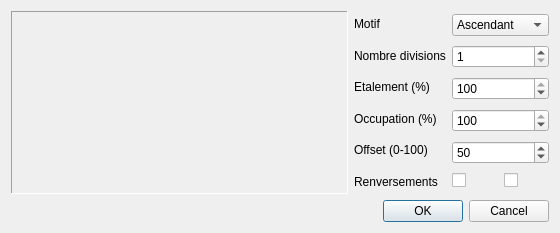
The window that trunk/tools/dialog_space.ui (davy7125/polyphone) describes before a commit, drawn with Qt 5.
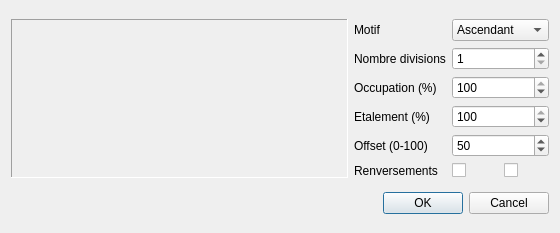
The same window after the commit. Icons and pictures are not drawn. Custom widgets are drawn as their Qt base class.

Patch:
```diff
--- a/trunk/tools/dialog_space.ui
+++ b/trunk/tools/dialog_space.ui
@@ -56,7 +56,7 @@
         <item>
          <widget class="GraphSpace" name="grapheSpace" native="true">
           <property name="sizePolicy">
-           <sizepolicy hsizetype="Minimum" vsizetype="Preferred">
+           <sizepolicy hsizetype="Expanding" vsizetype="Preferred">
             <horstretch>0</horstretch>
             <verstretch>0</verstretch>
            </sizepolicy>
@@ -67,111 +67,106 @@
       </widget>
      </item>
      <item>
-      <widget class="QFrame" name="frame_2">
-       <property name="sizePolicy">
-        <sizepolicy hsizetype="Maximum" vsizetype="Preferred">
-         <horstretch>0</horstretch>
-         <verstretch>0</verstretch>
-        </sizepolicy>
-       </property>
-       <property name="frameShape">
-        <enum>QFrame::NoFrame</enum>
-       </property>
-       <property name="frameShadow">
-        <enum>QFrame::Raised</enum>
-       </property>
-       <layout class="QVBoxLayout" name="verticalLayout_2">
-        <property name="margin">
-         <number>0</number>
-        </property>
-        <item>
-         <widget class="QLabel" name="label">
-          <property name="text">
-           <string>&lt;html&gt;&lt;head/&gt;&lt;body&gt;&lt;p&gt;Motif&lt;/p&gt;&lt;/body&gt;&lt;/html&gt;</string>
-          </property>
-         </widget>
-        </item>
-        <item>
-         <widget class="QLabel" name="label_2">
-          <property name="text">
-           <string>Nombre divisions</string>
-          </property>
-         </widget>
-        </item>
-        <item>
-         <widget class="QLabel" name="label_3">
-          <property name="text">
-           <string>Etalement (%)</string>
-          </property>
-         </widget>
-        </item>
-        <item>
+      <layout class="QGridLayout" name="gridLayout">
+       <item row="2" column="0">
          <widget class="QLabel" name="label_4">
           <property name="text">
            <string>Occupation (%)</string>
           </property>
          </widget>
         </item>
-        <item>
+       <item row="5" column="1">
+        <widget class="QCheckBox" name="checkSens">
+         <property name="maximumSize">
+          <size>
+           <width>40</width>
+           <height>16777215</height>
+          </size>
+         </property>
+         <property name="text">
+          <string/>
+         </property>
+        </widget>
+       </item>
+       <item row="0" column="0">
+        <widget class="QLabel" name="label">
+         <property name="text">
+          <string>&lt;html&gt;&lt;head/&gt;&lt;body&gt;&lt;p&gt;Motif&lt;/p&gt;&lt;/body&gt;&lt;/html&gt;</string>
+         </property>
+        </widget>
+       </item>
+       <item row="4" column="0">
          <widget class="QLabel" name="label_5">
           <property name="text">
            <string>Offset (0-100)</string>
           </property>
          </widget>
         </item>
-        <item>
+       <item row="1" column="0">
+        <widget class="QLabel" name="label_2">
+         <property name="text">
+          <string>Nombre divisions</string>
+         </property>
+        </widget>
+       </item>
+       <item row="5" column="0">
          <widget class="QLabel" name="label_6">
           <property name="text">
            <string>Renversements</string>
           </property>
          </widget>
         </item>
-       </layout>
-      </widget>
-     </item>
-     <item>
-      <widget class="QFrame" name="frame">
-       <property name="sizePolicy">
-        <sizepolicy hsizetype="Maximum" vsizetype="Preferred">
-         <horstretch>0</horstretch>
-         <verstretch>0</verstretch>
-        </sizepolicy>
-       </property>
-       <property name="frameShape">
-        <enum>QFrame::NoFrame</enum>
-       </property>
-       <property name="frameShadow">
-        <enum>QFrame::Raised</enum>
-       </property>
-       <layout class="QVBoxLayout" name="verticalLayout_3">
-        <property name="margin">
-         <number>0</number>
-        </property>
-        <item>
-         <widget class="QComboBox" name="comboMotif">
-          <item>
+       <item row="3" column="0">
+        <widget class="QLabel" name="label_3">
+         <property name="text">
+          <string>Etalement (%)</string>
+         </property>
+        </widget>
+       </item>
+       <item row="5" column="2">
+        <widget class="QCheckBox" name="checkSens2">
+         <property name="maximumSize">
+          <size>
+           <width>40</width>
+           <height>16777215</height>
+          </size>
+         </property>
            <property name="text">
-            <string>Ascendant</string>
-           </property>
-          </item>
-          <item>
-           <property name="text">
-            <string>Creux</string>
-           </property>
-          </item>
-          <item>
-           <property name="text">
-            <string>Descendant</string>
-           </property>
-          </item>
-          <item>
-           <property name="text">
-            <string>Pointe</string>
-           </property>
-          </item>
-         </widget>
-        </item>
-        <item>
+          <string/>
+         </property>
+        </widget>
+       </item>
+       <item row="4" column="1" colspan="2">
+        <widget class="QSpinBox" name="spinOffset">
+         <property name="maximum">
+          <number>100</number>
+         </property>
+         <property name="value">
+          <number>50</number>
+         </property>
+        </widget>
+       </item>
+       <item row="3" column="1" colspan="2">
+        <widget class="QSpinBox" name="spinEtalement">
+         <property name="maximum">
+          <number>100</number>
+         </property>
+         <property name="value">
+          <number>100</number>
+         </property>
+        </widget>
+       </item>
+       <item row="2" column="1" colspan="2">
+        <widget class="QSpinBox" name="spinOccupation">
+         <property name="maximum">
+          <number>100</number>
+         </property>
+         <property name="value">
+          <number>100</number>
+         </property>
+        </widget>
+       </item>
+       <item row="1" column="1" colspan="2">
          <widget class="QSpinBox" name="spinNbDivision">
           <property name="minimum">
            <number>1</number>
@@ -181,59 +176,36 @@
           </property>
          </widget>
         </item>
+       <item row="0" column="1" colspan="2">
+        <widget class="QComboBox" name="comboMotif">
         <item>
-         <widget class="QSpinBox" name="spinEtalement">
-          <property name="maximum">
-           <number>100</number>
+          <property name="text">
+           <string>Ascendant</string>
           </property>
-          <property name="value">
-           <number>100</number>
-          </property>
-         </widget>
         </item>
         <item>
-         <widget class="QSpinBox" name="spinOccupation">
-          <property name="maximum">
-           <number>100</number>
+          <property name="text">
+           <string>Descendant</string>
           </property>
-          <property name="value">
-           <number>100</number>
-          </property>
-         </widget>
         </item>
         <item>
-         <widget class="QSpinBox" name="spinOffset">
-          <property name="maximum">
-           <number>100</number>
+          <property name="text">
+           <string>Creux</string>
           </property>
-          <property name="value">
-           <number>50</number>
-          </property>
-         </widget>
         </item>
         <item>
-         <layout class="QHBoxLayout" name="horizontalLayout_2">
-          <property name="bottomMargin">
-           <number>0</number>
-          </property>
-          <item>
-           <widget class="QCheckBox" name="checkSens">
             <property name="text">
-             <string/>
-            </property>
-           </widget>
+           <string>Pointe</string>
+          </property>
           </item>
           <item>
-           <widget class="QCheckBox" name="checkSens2">
             <property name="text">
-             <string/>
-            </property>
+           <string>Aléatoire</string>
+          </property>
+         </item>
            </widget>
           </item>
          </layout>
-        </item>
-       </layout>
-      </widget>
      </item>
     </layout>
    </item>
```
Left out of the diff: 7 changed lines with no effect on the pictures. Lines whose indentation alone changed are shown as unchanged.
